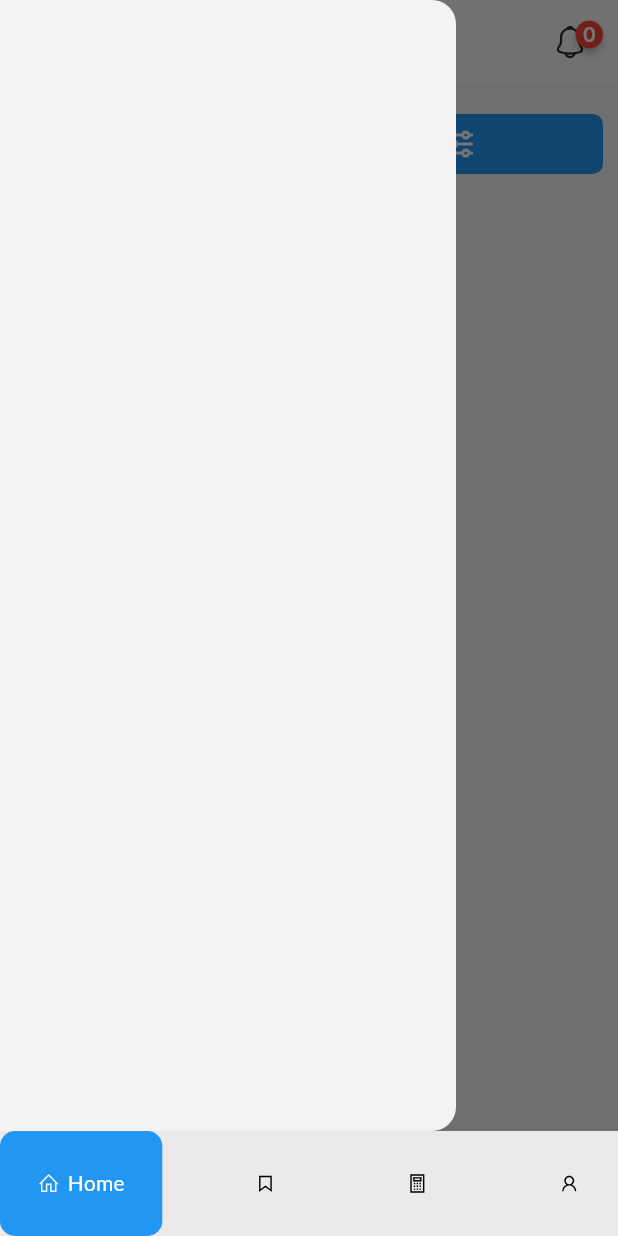
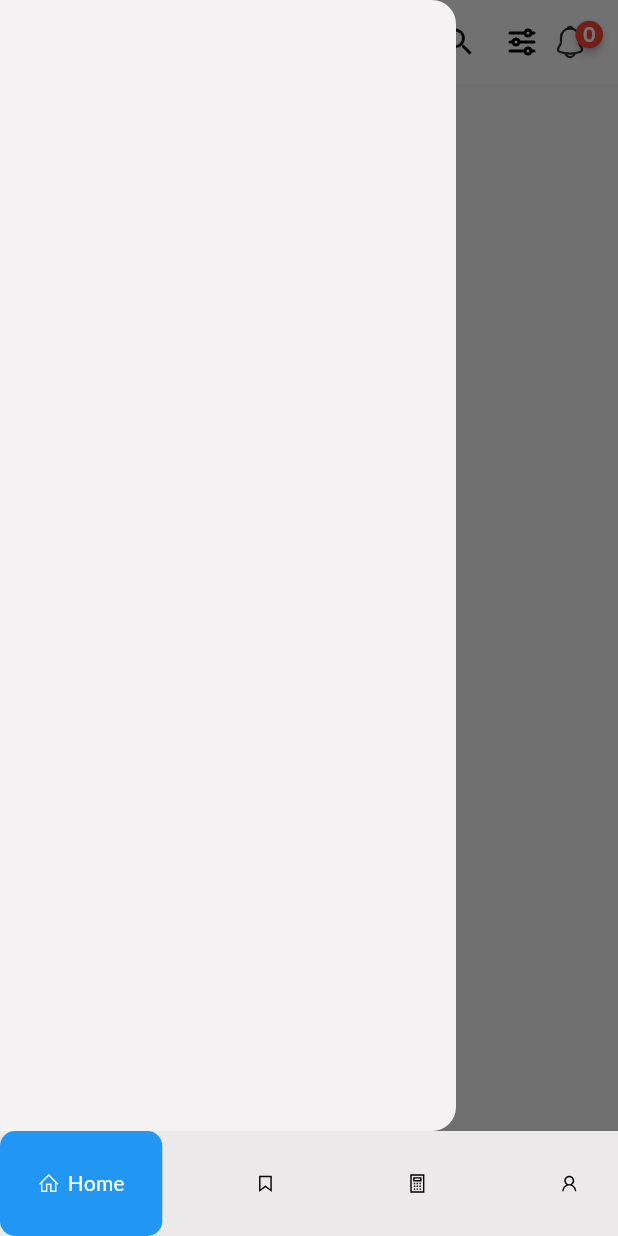
Before and after one commit to Faysal9991/job-circular, a Flutter app: the screen it shows after launch, with the side drawer open, on a phone screen of 412 x 824 dp. Run offline on Flutter 3.47's test engine with Material 3 defaults, Android fonts, the phone set to English and light mode, and no system bars; drawn by our look-alikes of badges, google_nav_bar; our stand-ins replace awesome_dialog, awesome_snackbar_content, babstrap_settings_screen, cached_network_image, cloud_firestore, dropdown_button2 and 18 more; missing offline and left inert: cloudinary, flutter_inappwebview; accounts and stored records are empty.

Commit message:
new feature

```diff
--- a/lib/screens/home/home_screen.dart
+++ b/lib/screens/home/home_screen.dart
@@ -48,6 +48,48 @@ class _HomeScreenState extends State<HomeScreen> {
           backgroundColor: Colors.white.withOpacity(0.3),
           actions: [
             const Spacer(),
+            Row(
+              children: [
+                InkWell(
+                  onTap: () {
+                    Navigator.push(
+                        context, MaterialPageRoute(builder: (context) => const SearchJob()));
+                  },
+                  child: const Icon(
+                    Icons.search,
+                    color: Colors.black,
+                  ),
+                ),
+                const SizedBox(
+                  width: 10,
+                ),
+                PopupMenuButton(
+                    itemBuilder: (ctx) => [
+                          _buildPopupMenuItem(
+                              pro.filter[0],
+                              pro.lastThreeDays == false &&
+                                      pro.lastTenDays == false &&
+                                      pro.lastTwineDays == false
+                                  ? true
+                                  : false,
+                              context),
+                          _buildPopupMenuItem(
+                              pro.filter[1], pro.lastThreeDays ? true : false, context),
+                          _buildPopupMenuItem(
+                              pro.filter[2], pro.lastTenDays ? true : false, context),
+                          _buildPopupMenuItem(
+                              pro.filter[3], pro.lastTwineDays ? true : false, context),
+                          _buildPopupMenuItem("by deadline", false, context),
+                        ],
+                    child: Padding(
+                      padding: const EdgeInsets.all(8.0),
+                      child: SvgPicture.asset(
+                        "assets/svg/filter.svg",
+                        color: Colors.black,
+                      ),
+                    ))
+              ],
+            ),
             Padding(
               padding: const EdgeInsets.only(right: 10),
               child: StreamBuilder<List<NotificationModel>>(
@@ -156,81 +198,13 @@ class _HomeScreenState extends State<HomeScreen> {
             const SizedBox(
               height: 20,
             ),
-            Column(
-              mainAxisAlignment: MainAxisAlignment.start,
-              crossAxisAlignment: CrossAxisAlignment.start,
-              children: [
             Padding(
-                    padding: const EdgeInsets.only(left: 10, right: 10, bottom: 15),
-                    child: Row(
-                      children: [
-                        Expanded(
-                          flex: 1,
-                          child: InkWell(
-                            onTap: (){                                      Navigator.push(context, MaterialPageRoute(builder: (context) => const SearchJob()));
-},
-                            child: Container(
-                         height: 40,
-                              decoration: BoxDecoration(
-                                color: Colors.blue,
-                                borderRadius: BorderRadius.circular(10),
-                                boxShadow: [
-
-                                  BoxShadow(
-                                    color: Colors.black.withOpacity(0.2), // Shadow color
-                                    blurRadius: 10, // Spread of the shadow
-                                    offset: const Offset(0, 3), // Offset of the shadow
-                                  ),
-                                ],
-                              ),
-                                 child: const Icon(Icons.search,color: Colors.white,),
-                            ),
-                          ),
-                        ),
-                        const SizedBox(
-                          width: 10,
-                        ),
-                        Expanded(
-                          child: PopupMenuButton(
-                              itemBuilder: (ctx) => [
-                                    _buildPopupMenuItem(pro.filter[0],pro.lastThreeDays==false&&pro.lastTenDays==false&&pro.lastTwineDays==false?true:false, context),
-                                    _buildPopupMenuItem(pro.filter[1],pro.lastThreeDays?true:false, context),
-                                    _buildPopupMenuItem(pro.filter[2],pro.lastTenDays?true:false, context),
-                                    _buildPopupMenuItem(pro.filter[3],pro.lastTwineDays?true:false, context),
-                                    _buildPopupMenuItem("by deadline",false, context),
-                                  ],
-                              child: Expanded(
-                                flex: 1,
-                                child: Container(
-                                  height: 40,
-                                  width: 40,
-                                  decoration: BoxDecoration(
-                                    borderRadius: BorderRadius.circular(7),
-                                    color: Colors.blue,
-                                  ),
-                                  child: Padding(
-                                    padding: const EdgeInsets.all(8.0),
-                                    child: SvgPicture.asset(
-                                      "assets/svg/filter.svg",
-                                      color: Colors.white,
-                                    ),
-                                  ),
-                                ),
-                              )),
-                        )
-                      ],
-                    )),
-              ],
-            ),
-            pro.search == ""
-                ? Padding(
               padding: const EdgeInsets.symmetric(horizontal: 20),
               child: Text(
                 "Popular jobs",
                 style: Theme.of(context).textTheme.bodyLarge!.copyWith(fontSize: 20),
               ),
-                  )
-                : const SizedBox.shrink(),
+            ),
             const SizedBox(
               height: 10,
             ),
@@ -271,7 +245,6 @@ class _HomeScreenState extends State<HomeScreen> {
                         }
                       }),
                 )),
-
             Padding(
               padding: const EdgeInsets.symmetric(horizontal: 20),
               child: Text(
@@ -321,11 +294,9 @@ class _HomeScreenState extends State<HomeScreen> {
                                             BoxShadow(
                                                 color: pro.selectedIndex == index
                                                     ? Colors.black.withOpacity(0.5)
-                                                        : Colors.grey
-                                                            .withOpacity(0.2), // Shadow color
+                                                    : Colors.grey.withOpacity(0.2), // Shadow color
                                                 blurRadius: 10, // Spread of the shadow
-                                                    offset:
-                                                        const Offset(0, 3) // Offset of the shadow
+                                                offset: const Offset(0, 3) // Offset of the shadow
                                                 )
                                           ],
                                           border: Border.all(
@@ -337,8 +308,7 @@ class _HomeScreenState extends State<HomeScreen> {
                                         padding: const EdgeInsets.all(10),
                                         child: Text(
                                           snapshot.data![index],
-                                              style:
-                                                  Theme.of(context).textTheme.bodyMedium!.copyWith(
+                                          style: Theme.of(context).textTheme.bodyMedium!.copyWith(
                                               color: pro.selectedIndex == index
                                                   ? Colors.white
                                                   : auth.isdark
@@ -394,7 +364,11 @@ class _HomeScreenState extends State<HomeScreen> {
                               return ListView.separated(
                                 physics: const NeverScrollableScrollPhysics(),
                                 shrinkWrap: true,
-                                    itemCount:pro.lastThreeDays?threedaysJobList.length:pro.lastTenDays?tenfilteredJobs.length: jobModels.length,
+                                itemCount: pro.lastThreeDays
+                                    ? threedaysJobList.length
+                                    : pro.lastTenDays
+                                        ? tenfilteredJobs.length
+                                        : jobModels.length,
                                 separatorBuilder: (ctx, idx) {
                                   return const SizedBox(
                                     height: 10,
@@ -402,27 +376,31 @@ class _HomeScreenState extends State<HomeScreen> {
                                 },
                                 itemBuilder: (cont, index) {
                                   var data = jobModels[index];
-                                      return pro.lastThreeDays?
-                                          jobCard(
+                                  return pro.lastThreeDays
+                                      ? jobCard(
                                           context: context,
                                           data: threedaysJobList[index],
                                           provider: pro,
-                                              index: index):pro.lastTenDays? jobCard(
+                                          index: index)
+                                      : pro.lastTenDays
+                                          ? jobCard(
                                               context: context,
                                               data: tenfilteredJobs[index],
                                               provider: pro,
-                                              index: index):pro.lastTwineDays? jobCard(
+                                              index: index)
+                                          : pro.lastTwineDays
+                                              ? jobCard(
                                                   context: context,
                                                   data: twofilteredJobs[index],
                                                   provider: pro,
                                                   index: index)
                                               : pro.selectedIndex == 0
-                                          ?jobCard(
+                                                  ? jobCard(
                                                       context: context,
                                                       data: data,
                                                       provider: pro,
-                                                  index: index):
-                                          pro.type[pro.selectedIndex] == snap.data![index]
+                                                      index: index)
+                                                  : pro.type[pro.selectedIndex] == snap.data![index]
                                                       ? jobCard(
                                                           context: context,
                                                           data: data,
@@ -436,7 +414,6 @@ class _HomeScreenState extends State<HomeScreen> {
                     }
                   },
                 ))
-
           ],
         )),
       );
@@ -536,20 +513,20 @@ Widget jobCard(
                           ),
                           const Spacer(),
                           InkWell(
-                            onTap: () {
-                              provider.updateBookmark(
-                                  data.name,
-                                  data.description,
-                                  data.id,
-                                  data.type,
-                                  data.subtype,
-                                  data.salary,
-                                  data.jobDetails,
-                                  data.companyImage,
-                                  data.list,
-                                  data.link,
-                                  data.bookMark);
-                            },
+                            onTap: () {provider.addToBookMark();},
+                            //   provider.updateBookmark(
+                            //       data.name,
+                            //       data.description,
+                            //       data.id,
+                            //       data.type,
+                            //       data.subtype,
+                            //       data.salary,
+                            //       data.jobDetails,
+                            //       data.companyImage,
+                            //       data.list,
+                            //       data.link,
+                            //       data.bookMark);
+                            // },
                             child: SizedBox(
                               height: 40,
                               width: 40,
@@ -807,16 +784,20 @@ PopupMenuItem _buildPopupMenuItem(
 ) {
   return PopupMenuItem(
     onTap: () {
-      if(title =="by deadline"){
-         Navigator.push(context,
-                              MaterialPageRoute(builder: (context) => const DeadlineScreen()));
+      if (title == "by deadline") {
+        Navigator.push(context, MaterialPageRoute(builder: (context) => const DeadlineScreen()));
       }
       Provider.of<DashBoardProvider>(context, listen: false).filerValue(title);
     },
     child: Row(
       children: [
-        Text(title,style: Theme.of(context).textTheme.bodySmall!.copyWith(color:isSelected? Colors.green:null),),
-
+        Text(
+          title,
+          style: Theme.of(context)
+              .textTheme
+              .bodySmall!
+              .copyWith(color: isSelected ? Colors.green : null),
+        ),
       ],
     ),
   );
```
Also changed, not shown: lib/provider/dashboard_provider.dart (+13 -0 lines), lib/screens/home/bookmark_screen.dart (+19 -23 lines). Lines whose indentation alone changed are shown as unchanged.
